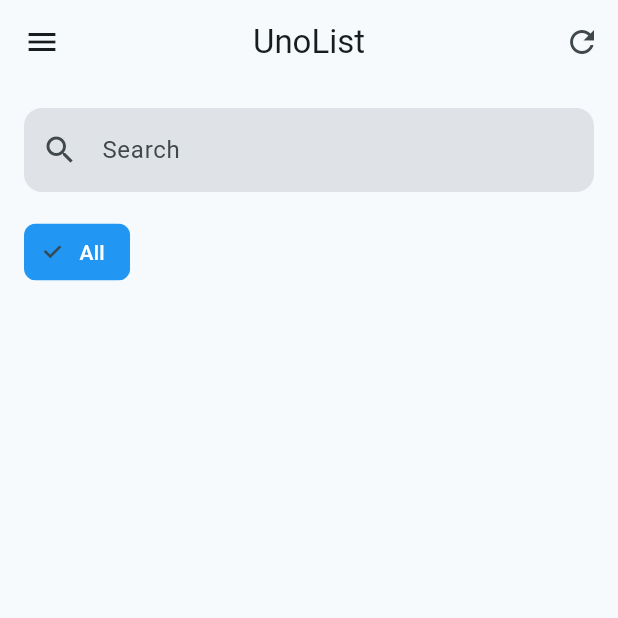
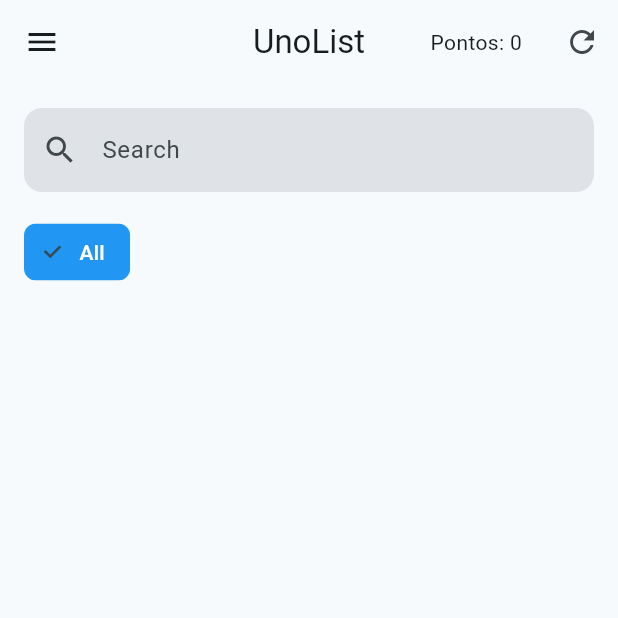
Before and after one commit to paulocastelo/unolist-hive, a Flutter app: the screen it shows after launch, in the side drawer, after a tap on the "refresh" icon, on a phone screen of 412 x 824 dp, the top half of it. Run offline on Flutter 3.47's test engine with Material 3 defaults, Android fonts, the phone set to English and light mode, and no system bars; our stand-ins replace file_picker, hive, hive_flutter; accounts and stored records are empty.

Commit message:
feat: add score system

```diff
--- a/lib/main.dart
+++ b/lib/main.dart
@@ -23,6 +23,7 @@ void main() async {
 
   await Hive.openBox<Category>('categories');
   await Hive.openBox<Task>('tasks');
+  await Hive.openBox<int>('score');
 
   runApp(const UnoListApp());
 }
--- /dev/null
+++ b/lib/services/score_service.dart
@@ -0,0 +1,19 @@
+import 'package:hive/hive.dart';
+
+/// \uD83C\uDFC6 Servi\u00e7o respons\u00e1vel por controlar a pontua\u00e7\u00e3o do usu\u00e1rio.
+class ScoreService {
+  final Box<int> _box;
+
+  ScoreService(this._box);
+
+  /// Retorna a pontua\u00e7\u00e3o atual.
+  Future<int> getScore() async {
+    return _box.get('score', defaultValue: 0) ?? 0;
+  }
+
+  /// Incrementa a pontua\u00e7\u00e3o.
+  Future<void> incrementScore([int value = 1]) async {
+    final current = await getScore();
+    await _box.put('score', current + value);
+  }
+}
--- a/lib/ui/pages/home_page.dart
+++ b/lib/ui/pages/home_page.dart
@@ -6,6 +6,7 @@ import '../../models/task.dart';
 import '../../models/category.dart';
 import '../../services/task_service.dart';
 import '../../services/category_service.dart';
+import '../../services/score_service.dart';
 
 // 🧩 Imports dos widgets
 import '../widgets/main_drawer.dart';
@@ -26,9 +27,11 @@ class HomePage extends StatefulWidget {
 class _HomePageState extends State<HomePage> {
   late final TaskService _taskService;
   late final CategoryService _categoryService;
+  late final ScoreService _scoreService;
 
   List<Task> tasks = [];
   List<Category> categories = [];
+  int score = 0;
 
   String selectedFilter = 'All';
   String searchQuery = '';
@@ -42,6 +45,8 @@ class _HomePageState extends State<HomePage> {
   void _initializeServices() {
     final taskBox = Hive.box<Task>('tasks');
     final categoryBox = Hive.box<Category>('categories');
+    final scoreBox = Hive.box<int>('score');
+    _scoreService = ScoreService(scoreBox);
     _taskService = TaskService(taskBox);
     _categoryService = CategoryService(categoryBox: categoryBox, taskBox: taskBox);
     _loadData();
@@ -50,10 +55,12 @@ class _HomePageState extends State<HomePage> {
   Future<void> _loadData() async {
     final loadedTasks = await _taskService.getAllTasks();
     final loadedCategories = await _categoryService.getAllCategories();
+    final currentScore = await _scoreService.getScore();
 
     setState(() {
       tasks = loadedTasks;
       categories = loadedCategories;
+      score = currentScore;
     });
   }
 
@@ -85,6 +92,10 @@ class _HomePageState extends State<HomePage> {
         title: const Text('UnoList'),
         centerTitle: true,
         actions: [
+          Padding(
+            padding: const EdgeInsets.symmetric(horizontal: 16.0),
+            child: Center(child: Text('Pontos: $score')),
+          ),
           IconButton(
             icon: const Icon(Icons.refresh),
             onPressed: _loadData,
@@ -190,10 +201,18 @@ class _HomePageState extends State<HomePage> {
               : '',
           isCompleted: task.isCompleted,
           onToggleComplete: () async {
+            final wasCompleted = task.isCompleted;
             setState(() {
               task.isCompleted = !task.isCompleted;
             });
             await _taskService.updateTask(task);
+            if (!wasCompleted && task.isCompleted) {
+              await _scoreService.incrementScore();
+              final current = await _scoreService.getScore();
+              setState(() {
+                score = current;
+              });
+            }
           },
           onTap: () async {
             await Navigator.push(
```
Also changed, not shown: 1 other file.
